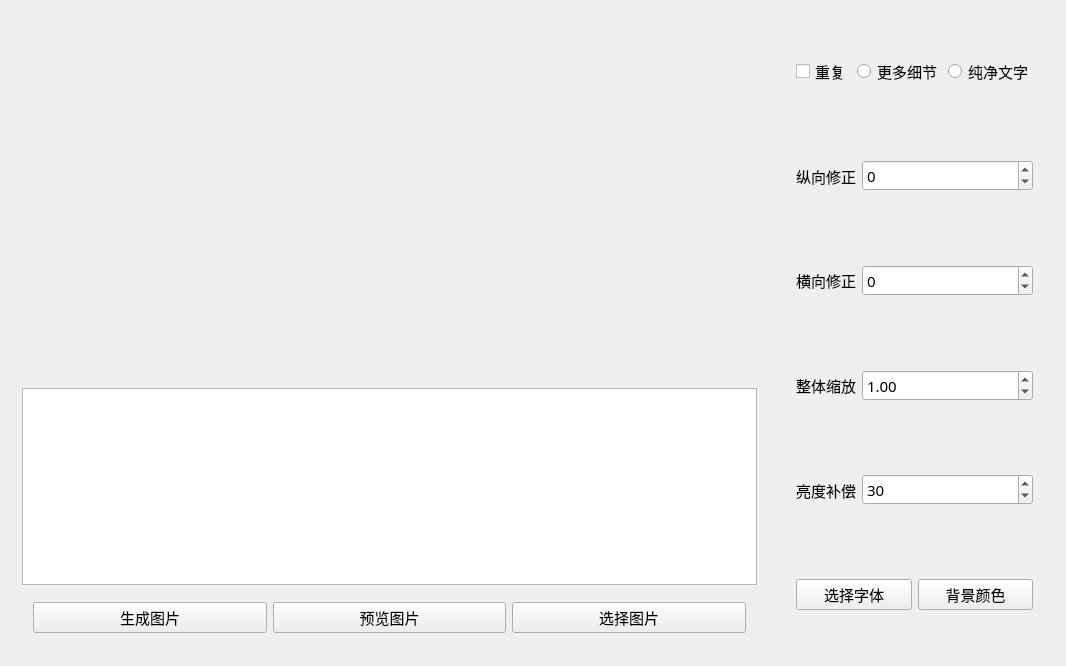
water2004/picture-text, file picture-text/mainwindow.ui: the form before one commit.
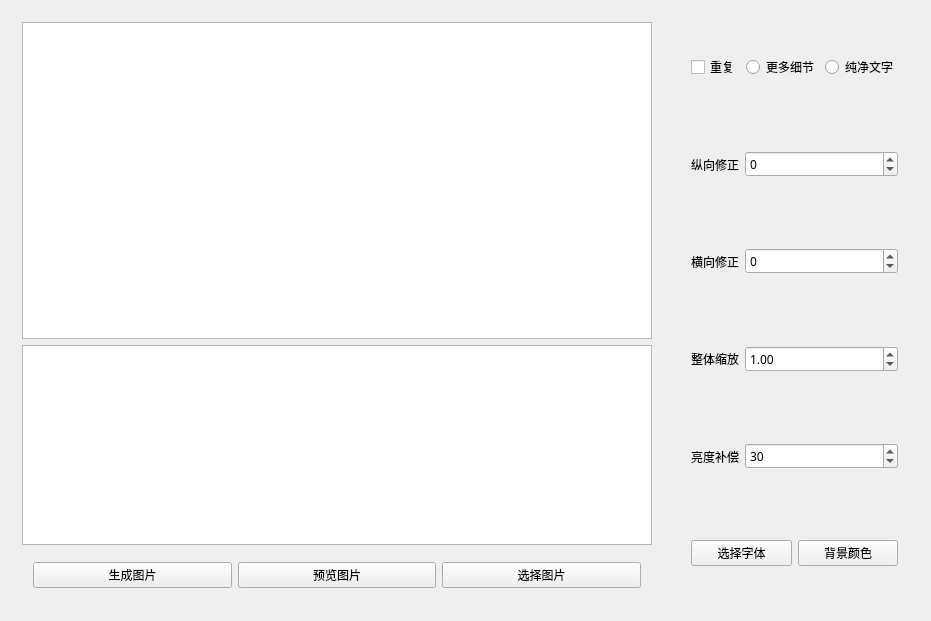
The form after the commit. Icons and pictures are not drawn. Custom widgets are drawn as their Qt base class.

```diff
--- a/picture-text/mainwindow.ui
+++ b/picture-text/mainwindow.ui
@@ -6,8 +6,8 @@
    <rect>
     <x>0</x>
     <y>0</y>
-    <width>1066</width>
-    <height>666</height>
+    <width>931</width>
+    <height>621</height>
    </rect>
   </property>
   <property name="sizePolicy">
@@ -29,30 +29,18 @@
      <widget class="QWidget" name="widget_4" native="true">
       <layout class="QVBoxLayout" name="verticalLayout_2">
        <item>
-        <widget class="preview" name="view" native="true">
-         <property name="sizePolicy">
-          <sizepolicy hsizetype="Preferred" vsizetype="Preferred">
-           <horstretch>0</horstretch>
-           <verstretch>0</verstretch>
-          </sizepolicy>
+        <widget class="MyGraphicsView" name="graphicsView">
+         <property name="renderHints">
+          <set>QPainter::Antialiasing|QPainter::SmoothPixmapTransform</set>
          </property>
-         <property name="minimumSize">
-          <size>
-           <width>640</width>
-           <height>360</height>
-          </size>
+         <property name="dragMode">
+          <enum>QGraphicsView::ScrollHandDrag</enum>
          </property>
-         <property name="maximumSize">
-          <size>
-           <width>64000</width>
-           <height>36000</height>
-          </size>
+         <property name="transformationAnchor">
+          <enum>QGraphicsView::AnchorUnderMouse</enum>
          </property>
-         <property name="font">
-          <font>
-           <family>微软雅黑</family>
-           <pointsize>12</pointsize>
-          </font>
+         <property name="resizeAnchor">
+          <enum>QGraphicsView::AnchorUnderMouse</enum>
          </property>
         </widget>
        </item>
@@ -73,7 +61,6 @@
          <property name="font">
           <font>
            <family>微软雅黑</family>
-           <pointsize>11</pointsize>
           </font>
          </property>
         </widget>
@@ -89,16 +76,9 @@
          <layout class="QHBoxLayout" name="horizontalLayout">
           <item>
            <widget class="QPushButton" name="OK">
-            <property name="minimumSize">
-             <size>
-              <width>0</width>
-              <height>30</height>
-             </size>
-            </property>
             <property name="font">
              <font>
               <family>微软雅黑</family>
-              <pointsize>11</pointsize>
              </font>
             </property>
             <property name="text">
@@ -108,16 +88,9 @@
           </item>
           <item>
            <widget class="QPushButton" name="pushButton_2">
-            <property name="minimumSize">
-             <size>
-              <width>0</width>
-              <height>30</height>
-             </size>
-            </property>
             <property name="font">
              <font>
               <family>微软雅黑</family>
-              <pointsize>11</pointsize>
              </font>
             </property>
             <property name="text">
@@ -127,16 +100,9 @@
           </item>
           <item>
            <widget class="QPushButton" name="choosePic">
-            <property name="minimumSize">
-             <size>
-              <width>0</width>
-              <height>30</height>
-             </size>
-            </property>
             <property name="font">
              <font>
               <family>微软雅黑</family>
-              <pointsize>11</pointsize>
              </font>
             </property>
             <property name="text">
@@ -167,16 +133,9 @@
          <layout class="QHBoxLayout" name="horizontalLayout_4">
           <item>
            <widget class="QCheckBox" name="repeat">
-            <property name="minimumSize">
-             <size>
-              <width>0</width>
-              <height>30</height>
-             </size>
-            </property>
             <property name="font">
              <font>
               <family>微软雅黑</family>
-              <pointsize>11</pointsize>
              </font>
             </property>
             <property name="text">
@@ -186,16 +145,9 @@
           </item>
           <item>
            <widget class="QRadioButton" name="detail">
-            <property name="minimumSize">
-             <size>
-              <width>0</width>
-              <height>30</height>
-             </size>
-            </property>
             <property name="font">
              <font>
               <family>微软雅黑</family>
-              <pointsize>11</pointsize>
              </font>
             </property>
             <property name="text">
@@ -205,16 +157,9 @@
           </item>
           <item>
            <widget class="QRadioButton" name="pure">
-            <property name="minimumSize">
-             <size>
-              <width>0</width>
-              <height>30</height>
-             </size>
-            </property>
             <property name="font">
              <font>
               <family>微软雅黑</family>
-              <pointsize>11</pointsize>
              </font>
             </property>
             <property name="text">
@@ -236,16 +181,9 @@
               <verstretch>0</verstretch>
              </sizepolicy>
             </property>
-            <property name="minimumSize">
-             <size>
-              <width>0</width>
-              <height>30</height>
-             </size>
-            </property>
             <property name="font">
              <font>
               <family>微软雅黑</family>
-              <pointsize>11</pointsize>
              </font>
             </property>
             <property name="text">
@@ -255,16 +193,9 @@
           </item>
           <item>
            <widget class="QSpinBox" name="fixH">
-            <property name="minimumSize">
-             <size>
-              <width>0</width>
-              <height>30</height>
-             </size>
-            </property>
             <property name="font">
              <font>
               <family>微软雅黑</family>
-              <pointsize>11</pointsize>
              </font>
             </property>
             <property name="minimum">
@@ -289,16 +220,9 @@
               <verstretch>0</verstretch>
              </sizepolicy>
             </property>
-            <property name="minimumSize">
-             <size>
-              <width>0</width>
-              <height>30</height>
-             </size>
-            </property>
             <property name="font">
              <font>
               <family>微软雅黑</family>
-              <pointsize>11</pointsize>
              </font>
             </property>
             <property name="text">
@@ -308,16 +232,9 @@
           </item>
           <item>
            <widget class="QSpinBox" name="fixW">
-            <property name="minimumSize">
-             <size>
-              <width>0</width>
-              <height>30</height>
-             </size>
-            </property>
             <property name="font">
              <font>
               <family>微软雅黑</family>
-              <pointsize>11</pointsize>
              </font>
             </property>
             <property name="minimum">
@@ -345,16 +262,9 @@
               <verstretch>0</verstretch>
              </sizepolicy>
             </property>
-            <property name="minimumSize">
-             <size>
-              <width>0</width>
-              <height>30</height>
-             </size>
-            </property>
             <property name="font">
              <font>
               <family>微软雅黑</family>
-              <pointsize>11</pointsize>
              </font>
             </property>
             <property name="text">
@@ -364,16 +274,9 @@
           </item>
           <item>
            <widget class="QDoubleSpinBox" name="scale">
-            <property name="minimumSize">
-             <size>
-              <width>0</width>
-              <height>30</height>
-             </size>
-            </property>
             <property name="font">
              <font>
               <family>微软雅黑</family>
-              <pointsize>11</pointsize>
              </font>
             </property>
             <property name="minimum">
@@ -404,16 +307,9 @@
               <verstretch>0</verstretch>
              </sizepolicy>
             </property>
-            <property name="minimumSize">
-             <size>
-              <width>0</width>
-              <height>30</height>
-             </size>
-            </property>
             <property name="font">
              <font>
               <family>微软雅黑</family>
-              <pointsize>11</pointsize>
              </font>
             </property>
             <property name="text">
@@ -423,16 +319,9 @@
           </item>
           <item>
            <widget class="QSpinBox" name="addLight">
-            <property name="minimumSize">
-             <size>
-              <width>0</width>
-              <height>30</height>
-             </size>
-            </property>
             <property name="font">
              <font>
               <family>微软雅黑</family>
-              <pointsize>11</pointsize>
              </font>
             </property>
             <property name="minimum">
@@ -460,16 +349,9 @@
               <verstretch>0</verstretch>
              </sizepolicy>
             </property>
-            <property name="minimumSize">
-             <size>
-              <width>0</width>
-              <height>30</height>
-             </size>
-            </property>
             <property name="font">
              <font>
               <family>微软雅黑</family>
-              <pointsize>11</pointsize>
              </font>
             </property>
             <property name="text">
@@ -479,16 +361,9 @@
           </item>
           <item>
            <widget class="QPushButton" name="background">
-            <property name="minimumSize">
-             <size>
-              <width>0</width>
-              <height>30</height>
-             </size>
-            </property>
             <property name="font">
              <font>
               <family>微软雅黑</family>
-              <pointsize>11</pointsize>
              </font>
             </property>
             <property name="text">
@@ -508,10 +383,9 @@
  <layoutdefault spacing="6" margin="11"/>
  <customwidgets>
   <customwidget>
-   <class>preview</class>
-   <extends>QWidget</extends>
-   <header>preview.h</header>
-   <container>1</container>
+   <class>MyGraphicsView</class>
+   <extends>QGraphicsView</extends>
+   <header>mygraphicsview.h</header>
   </customwidget>
  </customwidgets>
  <resources/>
```
